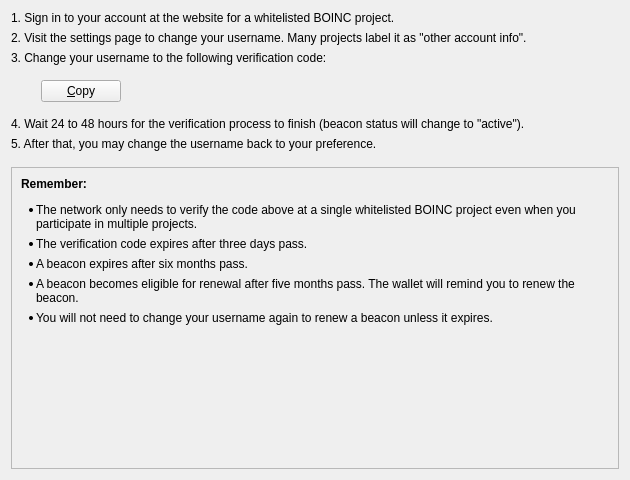
gridcoin-community/Gridcoin-Research, file src/qt/forms/researcherwizardauthpage.ui: the form before one commit.
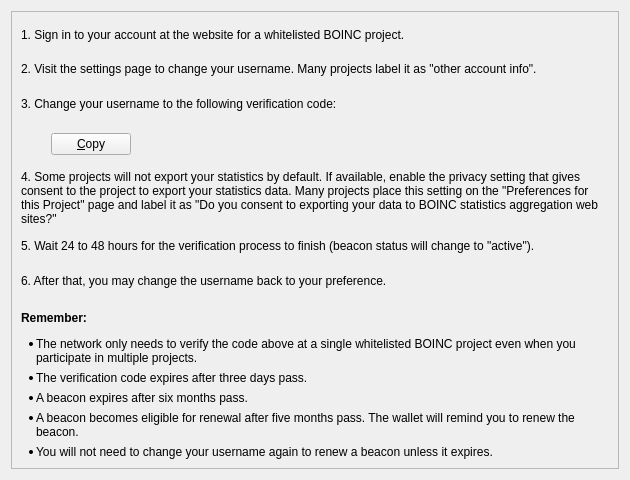
The form after the commit. Icons and pictures are not drawn.

Commit message:
Add stats export reminder to wizard auth page
This adds a step to the beacon authentication page of the researcher
wizard that reminds a user to enable a selected project's statistics
export setting.

This change also makes the entire authentication page scrollable for
high-DPI desktops until we fix scaling application-wide.

```diff
--- a/src/qt/forms/researcherwizardauthpage.ui
+++ b/src/qt/forms/researcherwizardauthpage.ui
@@ -27,6 +27,27 @@
   </property>
   <layout class="QVBoxLayout" name="authPageLayout">
    <item>
+    <widget class="QScrollArea" name="rememberScrollArea">
+     <property name="widgetResizable">
+      <bool>true</bool>
+     </property>
+     <property name="alignment">
+      <set>Qt::AlignLeading|Qt::AlignLeft|Qt::AlignTop</set>
+     </property>
+     <widget class="QWidget" name="rememberScrollAreaContents">
+      <property name="geometry">
+       <rect>
+        <x>0</x>
+        <y>0</y>
+        <width>610</width>
+        <height>460</height>
+       </rect>
+      </property>
+      <property name="styleSheet">
+       <string notr="true"/>
+      </property>
+      <layout class="QVBoxLayout" name="verticalLayout">
+       <item>
     <widget class="QLabel" name="step1Label">
      <property name="text">
       <string>1. Sign in to your account at the website for a whitelisted BOINC project.</string>
@@ -139,7 +160,7 @@
    <item>
     <widget class="QLabel" name="step4Label">
      <property name="text">
-      <string>4. Wait 24 to 48 hours for the verification process to finish (beacon status will change to &quot;active&quot;).</string>
+          <string>4. Some projects will not export your statistics by default. If available, enable the privacy setting that gives consent to the project to export your statistics data. Many projects place this setting on the &quot;Preferences for this Project&quot; page and label it as &quot;Do you consent to exporting your data to BOINC statistics aggregation web sites?&quot;</string>
      </property>
      <property name="wordWrap">
       <bool>true</bool>
@@ -152,7 +173,20 @@
    <item>
     <widget class="QLabel" name="step5Label">
      <property name="text">
-      <string>5. After that, you may change the username back to your preference.</string>
+          <string>5. Wait 24 to 48 hours for the verification process to finish (beacon status will change to &quot;active&quot;).</string>
+         </property>
+         <property name="wordWrap">
+          <bool>true</bool>
+         </property>
+         <property name="textInteractionFlags">
+          <set>Qt::LinksAccessibleByMouse|Qt::TextSelectableByMouse</set>
+         </property>
+        </widget>
+       </item>
+       <item>
+        <widget class="QLabel" name="step6Label">
+         <property name="text">
+          <string>6. After that, you may change the username back to your preference.</string>
      </property>
      <property name="wordWrap">
       <bool>true</bool>
@@ -178,27 +212,6 @@
      </property>
     </spacer>
    </item>
-   <item>
-    <widget class="QScrollArea" name="rememberScrollArea">
-     <property name="widgetResizable">
-      <bool>true</bool>
-     </property>
-     <property name="alignment">
-      <set>Qt::AlignLeading|Qt::AlignLeft|Qt::AlignTop</set>
-     </property>
-     <widget class="QWidget" name="rememberScrollAreaContents">
-      <property name="geometry">
-       <rect>
-        <x>0</x>
-        <y>0</y>
-        <width>610</width>
-        <height>291</height>
-       </rect>
-      </property>
-      <property name="styleSheet">
-       <string notr="true"/>
-      </property>
-      <layout class="QVBoxLayout" name="verticalLayout">
        <item>
         <widget class="QLabel" name="rememberLabel">
          <property name="styleSheet">
```
Lines whose indentation alone changed are shown as unchanged.
